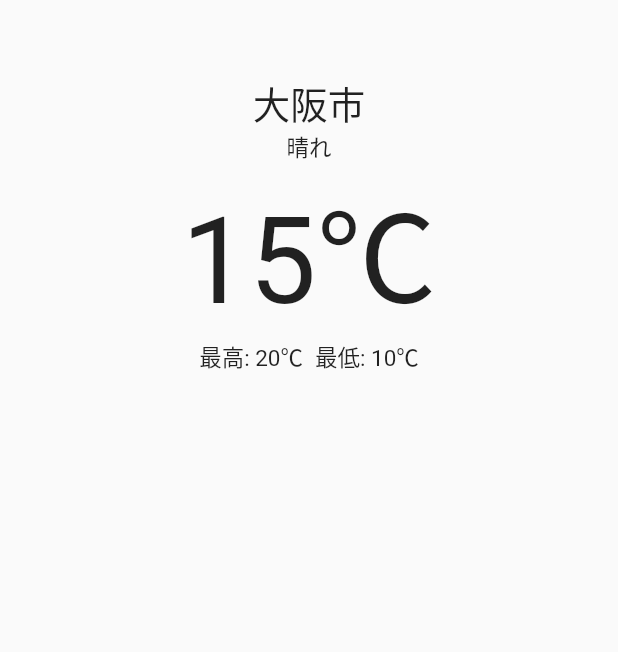
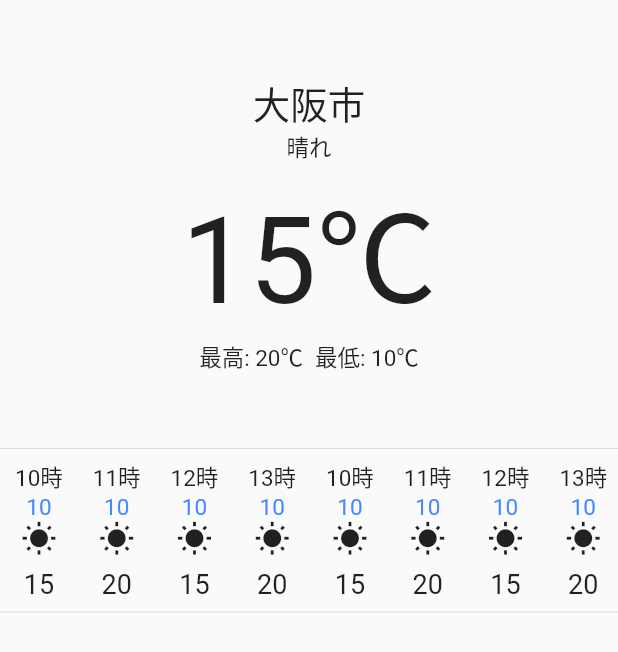
Before and after one commit to shu-illy/flutter_weather_api, a Flutter app: the screen it shows after launch, on a phone screen of 412 x 824 dp. Shown: the top 652 px of the screen. Run offline on Flutter 3.47's test engine with Material 2 defaults, Android fonts, the phone set to English and light mode, and no system bars.

Commit message:
1時間ごとの天気を表示

```diff
--- a/lib/main.dart
+++ b/lib/main.dart
@@ -30,7 +30,6 @@ class MyApp extends StatelessWidget {
   }
 }
 
-// TODO: 1時間ごとの天気を表示
 // TODO: 日毎の天気を表示
 // TODO: 郵便番号検索窓のUIを作成
 // TODO: 郵便番号から住所を取得
--- a/lib/pages/top_page.dart
+++ b/lib/pages/top_page.dart
@@ -1,5 +1,6 @@
 import 'package:flutter/material.dart';
 import 'package:flutter_weather_api/weather.dart';
+import 'package:intl/intl.dart';
 
 class TopPage extends StatefulWidget {
   @override
@@ -12,12 +13,67 @@ class _TopPageState extends State<TopPage> {
     temperatureMax: 20,
     temperatureMin: 10,
     weatherDescription: '晴れ',
-    icon: '',
-    latitude: 50,
-    longitude: 135,
-    rainyPercent: 10,
     time: DateTime.now(),
   );
+  List<Weather> hourlyWeather = [
+    Weather(
+      temperature: 15,
+      temperatureMax: 20,
+      temperatureMin: 10,
+      weatherDescription: '晴れ',
+      time: DateTime(2021, 4, 1, 10),
+    ),
+    Weather(
+      temperature: 20,
+      temperatureMax: 30,
+      temperatureMin: 10,
+      weatherDescription: '晴れ',
+      time: DateTime(2021, 4, 1, 11),
+    ),
+    Weather(
+      temperature: 15,
+      temperatureMax: 20,
+      temperatureMin: 10,
+      weatherDescription: '晴れ',
+      time: DateTime(2021, 4, 1, 12),
+    ),
+    Weather(
+      temperature: 20,
+      temperatureMax: 30,
+      temperatureMin: 10,
+      weatherDescription: '晴れ',
+      time: DateTime(2021, 4, 1, 13),
+    ),
+    Weather(
+      temperature: 15,
+      temperatureMax: 20,
+      temperatureMin: 10,
+      weatherDescription: '晴れ',
+      time: DateTime(2021, 4, 1, 10),
+    ),
+    Weather(
+      temperature: 20,
+      temperatureMax: 30,
+      temperatureMin: 10,
+      weatherDescription: '晴れ',
+      time: DateTime(2021, 4, 1, 11),
+    ),
+    Weather(
+      temperature: 15,
+      temperatureMax: 20,
+      temperatureMin: 10,
+      weatherDescription: '晴れ',
+      time: DateTime(2021, 4, 1, 12),
+    ),
+    Weather(
+      temperature: 20,
+      temperatureMax: 30,
+      temperatureMin: 10,
+      weatherDescription: '晴れ',
+      time: DateTime(2021, 4, 1, 13),
+    ),
+  ];
+
   @override
   Widget build(BuildContext context) {
     return Scaffold(
@@ -38,7 +94,35 @@ class _TopPageState extends State<TopPage> {
                 ),
                 Text('最低: ${currentWeather.temperatureMin}℃')
               ],
-            )
+            ),
+            SizedBox(height: 50),
+            Divider(height: 0),
+            SingleChildScrollView(
+              scrollDirection: Axis.horizontal,
+              child: Row(
+                // mainAxisAlignment: MainAxisAlignment.center,
+                children: hourlyWeather.map((weather) {
+                  return Padding(
+                    padding: const EdgeInsets.symmetric(
+                        horizontal: 10.0, vertical: 8.0),
+                    child: Column(
+                      children: [
+                        Text('${DateFormat('H').format(weather.time)}時'),
+                        Text('${weather.rainyPercent}',
+                            style: TextStyle(color: Colors.blueAccent)),
+                        Icon(Icons.wb_sunny_sharp),
+                        Padding(
+                          padding: const EdgeInsets.only(top: 8.0),
+                          child: Text('${weather.temperature}',
+                              style: TextStyle(fontSize: 18)),
+                        )
+                      ],
+                    ),
+                  );
+                }).toList(),
+              ),
+            ),
+            Divider(height: 0),
           ],
         ),
       ),
--- a/lib/weather.dart
+++ b/lib/weather.dart
@@ -10,14 +10,14 @@ class Weather {
   late int rainyPercent; //降水確率
 
   Weather({
-    required this.temperature,
-    required this.temperatureMax,
-    required this.temperatureMin,
-    required this.weatherDescription,
-    required this.longitude,
-    required this.latitude,
-    required this.icon,
+    this.temperature = 15,
+    this.temperatureMax = 20,
+    this.temperatureMin = 10,
+    this.weatherDescription = '',
+    this.longitude = 135,
+    this.latitude = 50,
+    this.icon = '',
     required this.time,
-    required this.rainyPercent,
+    this.rainyPercent = 10,
   });
 }
--- a/pubspec.yaml
+++ b/pubspec.yaml
@@ -30,6 +30,7 @@ dependencies:
   # The following adds the Cupertino Icons font to your application.
   # Use with the CupertinoIcons class for iOS style icons.
   cupertino_icons: ^1.0.2
+  intl: ^0.17.0
 
 dev_dependencies:
   flutter_test:
```
Also changed, not shown: pubspec.lock.
